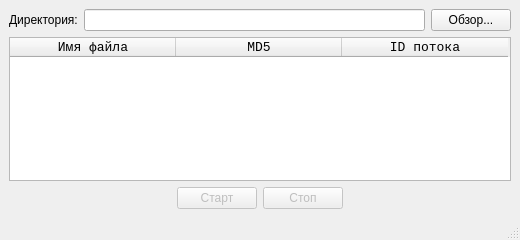
First picture: the form in mainwindow.ui, repository sun-demon/MD5Tree, before the edit.
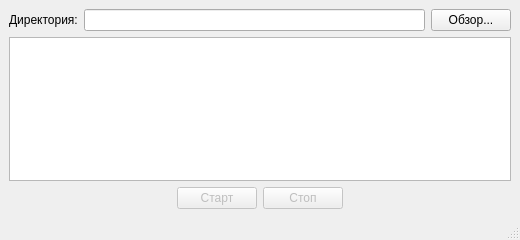
Second picture: the form after the edit. Custom widgets are drawn as their Qt base class.

```diff
--- a/mainwindow.ui
+++ b/mainwindow.ui
@@ -50,7 +50,7 @@
      </layout>
     </item>
     <item>
-     <widget class="QTableWidget" name="resultsTable">
+     <widget class="QTableView" name="resultsTable">
       <property name="font">
        <font>
         <family>Consolas</family>
@@ -66,9 +66,6 @@
       <property name="selectionBehavior">
        <enum>QAbstractItemView::SelectRows</enum>
       </property>
-      <attribute name="horizontalHeaderDefaultSectionSize">
-       <number>166</number>
-      </attribute>
       <attribute name="horizontalHeaderShowSortIndicator" stdset="0">
        <bool>false</bool>
       </attribute>
@@ -78,21 +75,6 @@
       <attribute name="verticalHeaderVisible">
        <bool>false</bool>
       </attribute>
-      <column>
-       <property name="text">
-        <string>Имя файла</string>
-       </property>
-      </column>
-      <column>
-       <property name="text">
-        <string>MD5</string>
-       </property>
-      </column>
-      <column>
-       <property name="text">
-        <string>ID потока</string>
-       </property>
-      </column>
      </widget>
     </item>
     <item>
@@ -151,4 +133,11 @@
  </widget>
  <resources/>
  <connections/>
+ <customwidgets>
+  <customwidget>
+   <class>ProgressStatusBar</class>
+   <extends>QStatusBar</extends>
+   <header>progressstatusbar.h</header>
+  </customwidget>
+ </customwidgets>
 </ui>
```
Left out of the diff: 2 changed lines with no effect on the pictures.
